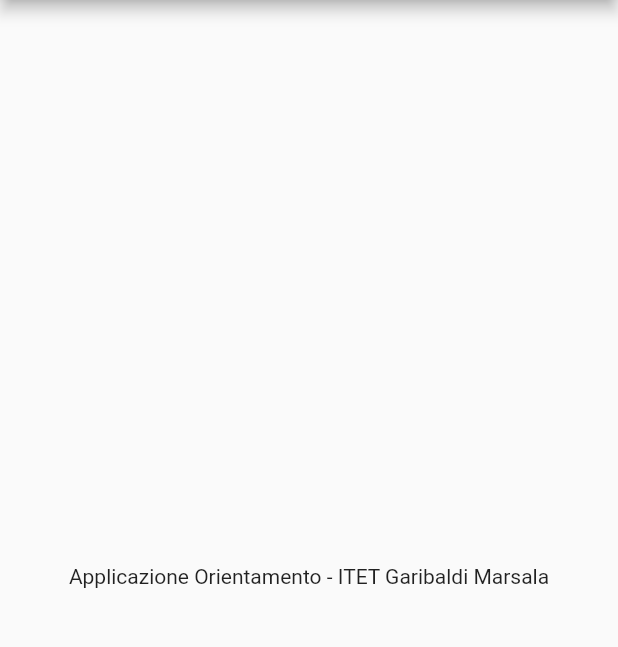
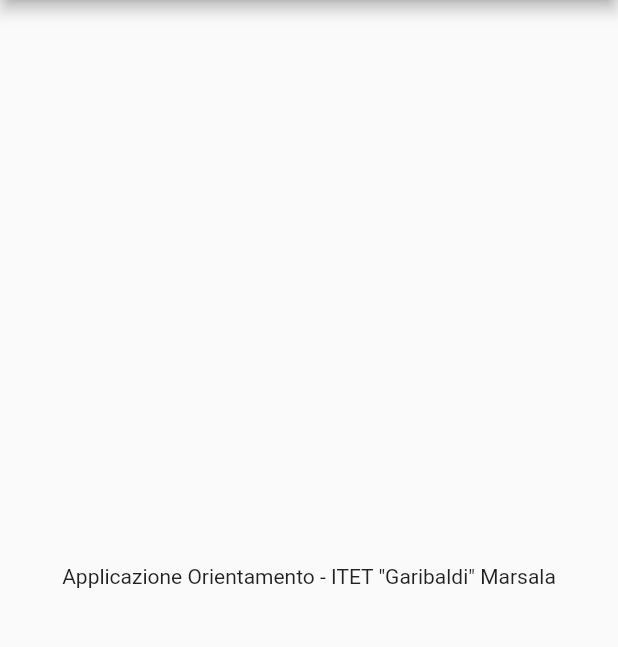
Before and after one commit to enryls/modulomobiledev-ponprogrammazionecreativa-itet, a Flutter app: the screen it shows after launch, on a phone screen of 412 x 824 dp, the part 84-731 px from its top. Run offline on Flutter 3.47's test engine with Material 2 defaults, Android fonts, the phone set to English and light mode, and no system bars.

Commit message:
Cambio Testo

```diff
--- a/itet_orienta/lib/main.dart
+++ b/itet_orienta/lib/main.dart
@@ -12,7 +12,7 @@ class MyApp extends StatelessWidget {
           title: const Text('ITET Orienta'),
         ),
         body: const Center(
-          child: const Text('Applicazione Orientamento - ITET Garibaldi Marsala'),
+          child: const Text('Applicazione Orientamento - ITET "Garibaldi" Marsala'),
         ),
       ),
     );
```
